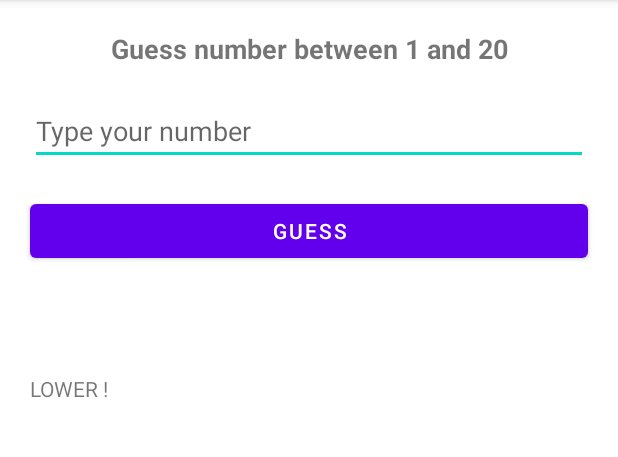
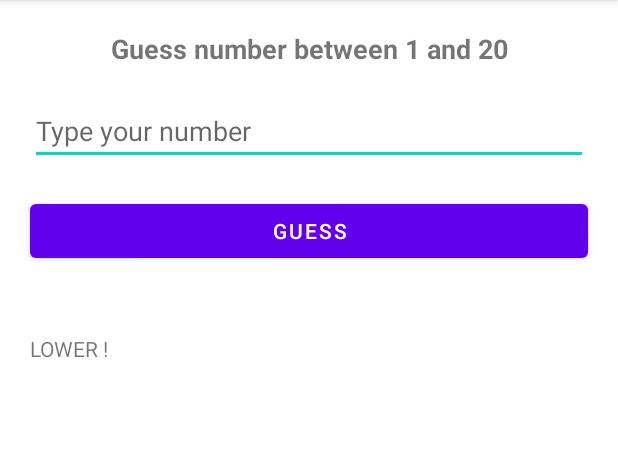
Before and after one commit to MostafaOwies/higherOrLowerApp, an Android app: the screen it shows after launch (MainActivity), after a tap on "GUESS", on a phone screen of 412 x 824 dp, the part 84-541 px from its top. Run offline under Robolectric (Android 15) with nearby library versions, the phone set to English and light mode, and no system bars; 1 statement that could not run was skipped.

Commit message:
higher or lower app eddit

```diff
--- a/app/src/main/res/layout/activity_main.xml
+++ b/app/src/main/res/layout/activity_main.xml
@@ -43,14 +43,15 @@
         android:layout_height="40dp"
         android:layout_marginStart="20dp"
         android:layout_marginLeft="20dp"
-        android:layout_marginTop="50dp"
+        android:layout_marginTop="20dp"
         android:layout_marginEnd="20dp"
         android:layout_marginRight="20dp"
-        android:layout_marginBottom="458dp"
         app:layout_constraintBottom_toBottomOf="parent"
         app:layout_constraintEnd_toEndOf="parent"
+        app:layout_constraintHorizontal_bias="0.0"
         app:layout_constraintStart_toStartOf="parent"
-        app:layout_constraintTop_toBottomOf="@+id/guess" />
+        app:layout_constraintTop_toBottomOf="@+id/guess"
+        app:layout_constraintVertical_bias="0.046" />
 
     <EditText
         android:id="@+id/input"
```
